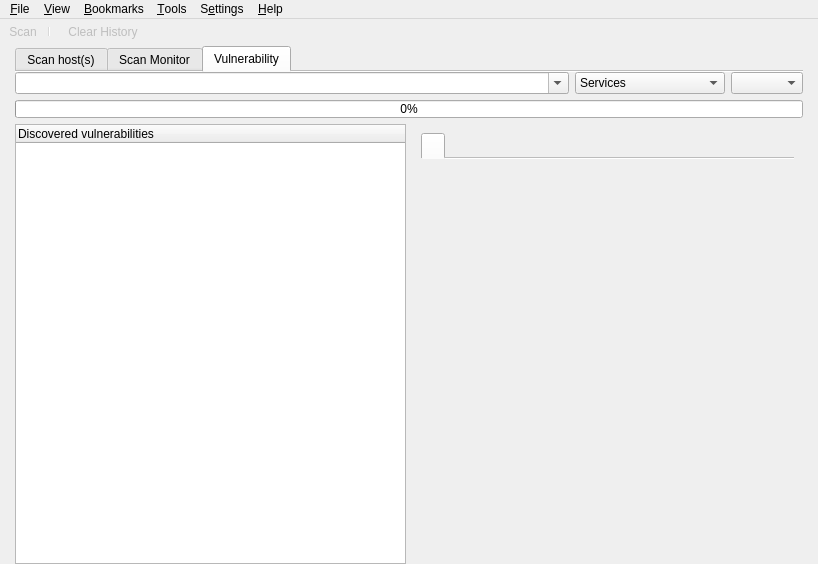
This is src/app/ui/mainwindow.ui in nmapsi4/nmapsi4 as Qt 5 draws it before an edit. The edited form follows.
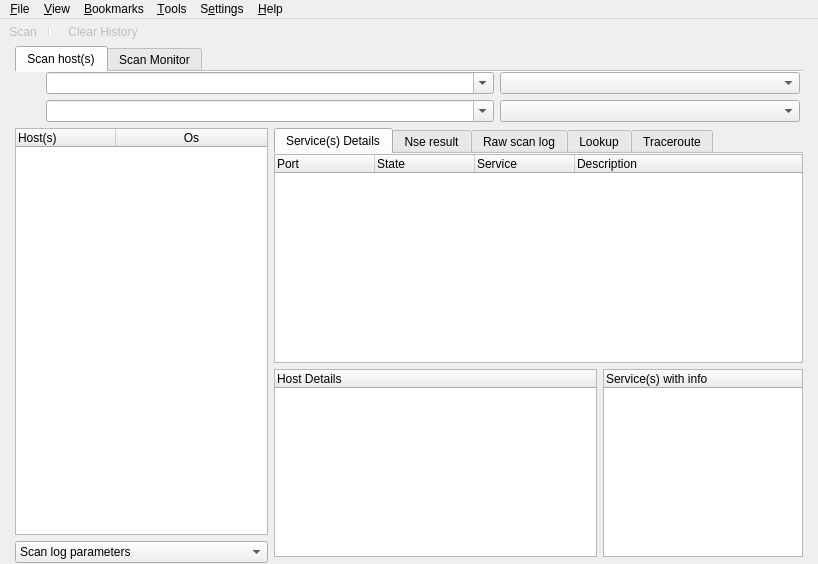
This is the edited form. The open tabs and pages were chosen to show the change. Icons and pictures are not drawn.

Commit message: move vulnerability xml code in a dedicated widget

Patch:
```diff
--- a/src/app/ui/mainwindow.ui
+++ b/src/app/ui/mainwindow.ui
@@ -1049,179 +1049,6 @@
         </item>
        </layout>
       </widget>
-      <widget class="QWidget" name="tabVulnMain">
-       <attribute name="icon">
-        <iconset resource="../../../mainwin.qrc">
-         <normaloff>:/images/images/viewmag+.png</normaloff>:/images/images/viewmag+.png</iconset>
-       </attribute>
-       <attribute name="title">
-        <string>Vulnerability</string>
-       </attribute>
-       <layout class="QVBoxLayout" name="verticalLayout_5">
-        <property name="margin">
-         <number>0</number>
-        </property>
-        <item>
-         <layout class="QHBoxLayout" name="horizontalLayout_2">
-          <item>
-           <widget class="QComboBox" name="comboVulnRis">
-            <property name="sizePolicy">
-             <sizepolicy hsizetype="Expanding" vsizetype="Fixed">
-              <horstretch>0</horstretch>
-              <verstretch>0</verstretch>
-             </sizepolicy>
-            </property>
-            <property name="editable">
-             <bool>true</bool>
-            </property>
-           </widget>
-          </item>
-          <item>
-           <widget class="QComboBox" name="comboVuln">
-            <property name="sizePolicy">
-             <sizepolicy hsizetype="Minimum" vsizetype="Fixed">
-              <horstretch>0</horstretch>
-              <verstretch>0</verstretch>
-             </sizepolicy>
-            </property>
-            <property name="minimumSize">
-             <size>
-              <width>150</width>
-              <height>0</height>
-             </size>
-            </property>
-            <property name="maximumSize">
-             <size>
-              <width>300</width>
-              <height>16777215</height>
-             </size>
-            </property>
-            <property name="duplicatesEnabled">
-             <bool>false</bool>
-            </property>
-            <item>
-             <property name="text">
-              <string>Services</string>
-             </property>
-            </item>
-           </widget>
-          </item>
-          <item>
-           <widget class="QComboBox" name="comboWebV">
-            <property name="sizePolicy">
-             <sizepolicy hsizetype="Minimum" vsizetype="Fixed">
-              <horstretch>0</horstretch>
-              <verstretch>0</verstretch>
-             </sizepolicy>
-            </property>
-            <property name="minimumSize">
-             <size>
-              <width>0</width>
-              <height>0</height>
-             </size>
-            </property>
-           </widget>
-          </item>
-         </layout>
-        </item>
-        <item>
-         <layout class="QHBoxLayout" name="horizontalLayout_6">
-          <item>
-           <widget class="QProgressBar" name="progressWeb">
-            <property name="sizePolicy">
-             <sizepolicy hsizetype="Expanding" vsizetype="Fixed">
-              <horstretch>0</horstretch>
-              <verstretch>18</verstretch>
-             </sizepolicy>
-            </property>
-            <property name="minimumSize">
-             <size>
-              <width>0</width>
-              <height>0</height>
-             </size>
-            </property>
-            <property name="maximumSize">
-             <size>
-              <width>16777215</width>
-              <height>18</height>
-             </size>
-            </property>
-            <property name="value">
-             <number>0</number>
-            </property>
-           </widget>
-          </item>
-         </layout>
-        </item>
-        <item>
-         <layout class="QHBoxLayout" name="horizontalLayout_12">
-          <item>
-           <widget class="QTreeWidget" name="treeVulnNseRecovered">
-            <property name="minimumSize">
-             <size>
-              <width>0</width>
-              <height>0</height>
-             </size>
-            </property>
-            <property name="maximumSize">
-             <size>
-              <width>16777215</width>
-              <height>16777215</height>
-             </size>
-            </property>
-            <property name="alternatingRowColors">
-             <bool>true</bool>
-            </property>
-            <property name="rootIsDecorated">
-             <bool>false</bool>
-            </property>
-            <property name="itemsExpandable">
-             <bool>false</bool>
-            </property>
-            <column>
-             <property name="text">
-              <string>Discovered vulnerabilities</string>
-             </property>
-            </column>
-           </widget>
-          </item>
-          <item>
-           <widget class="QFrame" name="frameVuln">
-            <property name="sizePolicy">
-             <sizepolicy hsizetype="Expanding" vsizetype="Expanding">
-              <horstretch>0</horstretch>
-              <verstretch>0</verstretch>
-             </sizepolicy>
-            </property>
-            <property name="frameShape">
-             <enum>QFrame::NoFrame</enum>
-            </property>
-            <property name="frameShadow">
-             <enum>QFrame::Raised</enum>
-            </property>
-            <layout class="QVBoxLayout" name="verticalLayout_8">
-             <item>
-              <widget class="QTabWidget" name="tWresult">
-               <property name="currentIndex">
-                <number>0</number>
-               </property>
-               <property name="documentMode">
-                <bool>true</bool>
-               </property>
-               <widget class="QWidget" name="tab">
-                <attribute name="title">
-                 <string/>
-                </attribute>
-               </widget>
-              </widget>
-             </item>
-            </layout>
-           </widget>
-          </item>
-         </layout>
-        </item>
-       </layout>
-      </widget>
      </widget>
     </item>
    </layout>
```
Left out of the diff: 7 changed lines with no effect on the pictures. The commit also changes 10 other files.
